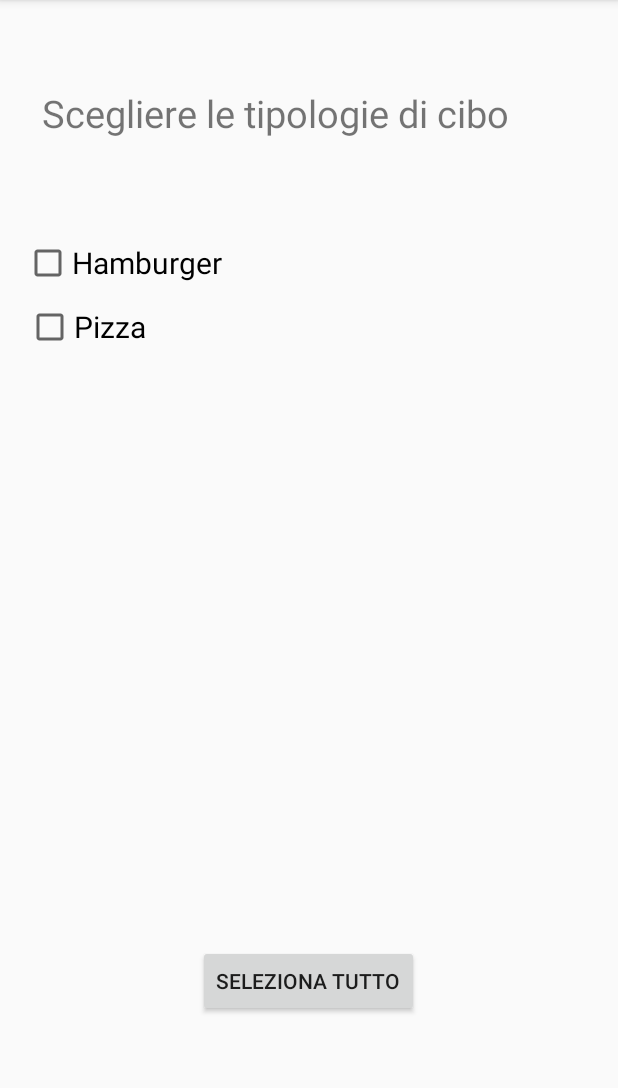
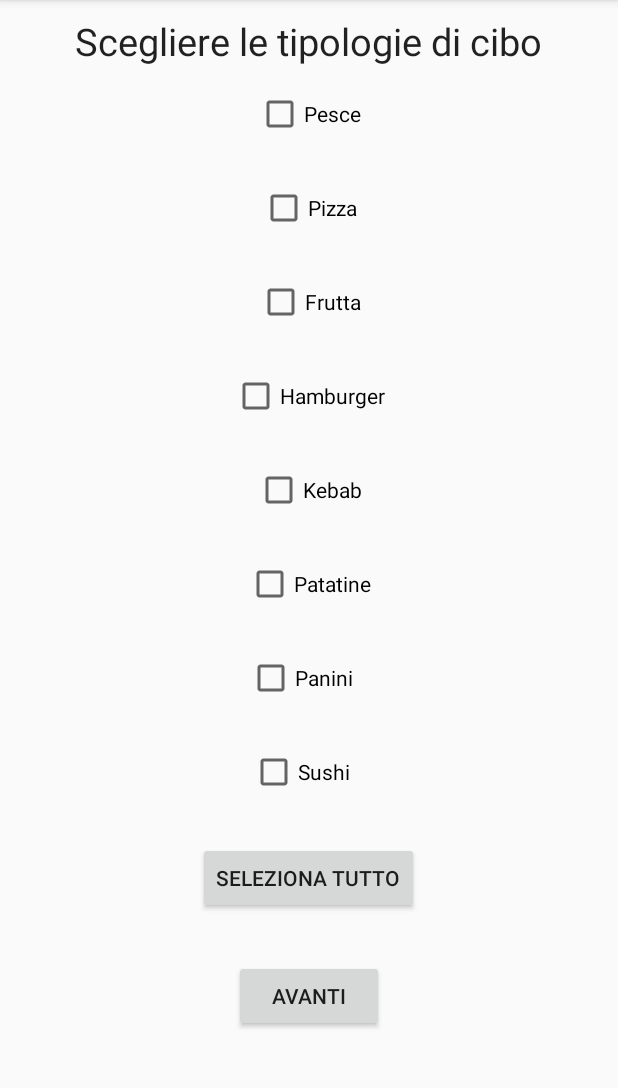
Before and after one commit to aibba19/AppAppare, an Android app: the screen it shows after launch (MainActivity), on a phone screen of 412 x 824 dp, the part 84-1172 px from its top. Run offline under Robolectric (Android 15) with nearby library versions, the phone set to English and light mode, and no system bars.

Commit message:
Schermata seleziona cibo

```diff
--- a/app/src/main/res/layout/activity_main.xml
+++ b/app/src/main/res/layout/activity_main.xml
@@ -1,92 +1,107 @@
 <?xml version="1.0" encoding="utf-8"?>
-<android.support.constraint.ConstraintLayout xmlns:android="http://schemas.android.com/apk/res/android"
+<LinearLayout xmlns:android="http://schemas.android.com/apk/res/android"
     xmlns:app="http://schemas.android.com/apk/res-auto"
     xmlns:tools="http://schemas.android.com/tools"
     android:layout_width="match_parent"
     android:layout_height="match_parent"
+    android:layout_gravity="center"
+    android:orientation="vertical"
+    android:layout_margin="10dp"
     tools:context=".MainActivity">
 
-    <ScrollView
-        android:id="@+id/scrollView3"
-        android:layout_width="0dp"
-        android:layout_height="449dp"
-        android:layout_marginStart="8dp"
-        android:layout_marginLeft="8dp"
-        android:layout_marginTop="8dp"
-        android:layout_marginEnd="8dp"
-        android:layout_marginRight="8dp"
-        android:layout_marginBottom="8dp"
-        app:layout_constraintBottom_toBottomOf="parent"
-        app:layout_constraintEnd_toEndOf="parent"
-        app:layout_constraintStart_toStartOf="parent"
-        app:layout_constraintTop_toTopOf="parent">
+        <TextView
+            android:id="@+id/textView"
+            android:layout_width="wrap_content"
+            android:layout_height="wrap_content"
+            android:layout_gravity="center_horizontal"
+            android:text="Scegliere le tipologie di cibo"
+            android:textAppearance="?android:textAppearanceLarge"
+            android:textSize="25dp" />
 
         <CheckBox
-            android:id="@+id/checkBox2"
-            android:layout_width="match_parent"
+            android:id="@+id/pesce"
+            android:layout_width="wrap_content"
             android:layout_height="wrap_content"
-            android:layout_marginStart="8dp"
-            android:layout_marginLeft="8dp"
-            android:layout_marginEnd="8dp"
-            android:layout_marginRight="8dp"
-            android:layout_marginBottom="8dp"
-            android:text="Hamburger"
-            android:textSize="20dp"
-            app:layout_constraintBottom_toBottomOf="@+id/scrollView3"
-            app:layout_constraintEnd_toEndOf="parent"
-            app:layout_constraintHorizontal_bias="0.492"
-            app:layout_constraintStart_toStartOf="parent"
-            app:layout_constraintTop_toTopOf="@+id/scrollView3"
-            app:layout_constraintVertical_bias="0.08" />
-    </ScrollView>
+            android:layout_gravity="center"
+            android:layout_margin="15dp"
+            android:onClick="selectItem"
+            android:text="@string/pesce" />
 
-    <CheckBox
-        android:id="@+id/checkBox4"
-        android:layout_width="377dp"
-        android:layout_height="wrap_content"
-        android:text="Pizza"
-        android:textSize="20dp"
-        app:layout_constraintBottom_toBottomOf="@+id/scrollView3"
-        app:layout_constraintEnd_toEndOf="@+id/scrollView3"
-        app:layout_constraintHorizontal_bias="0.498"
-        app:layout_constraintStart_toStartOf="@+id/scrollView3"
-        app:layout_constraintTop_toTopOf="@+id/scrollView3"
-        app:layout_constraintVertical_bias="0.103" />
+        <CheckBox
+            android:id="@+id/pizza"
+            android:layout_width="wrap_content"
+            android:layout_height="wrap_content"
+            android:onClick="selectItem"
+            android:layout_gravity="center"
+            android:layout_margin="15dp"
+            android:text="@string/pizza" />
 
-    <TextView
-        android:id="@+id/textView"
-        android:layout_width="328dp"
-        android:layout_height="43dp"
-        android:layout_marginStart="8dp"
-        android:layout_marginLeft="8dp"
-        android:layout_marginTop="8dp"
-        android:layout_marginEnd="8dp"
-        android:layout_marginRight="8dp"
-        android:layout_marginBottom="8dp"
-        android:text="Scegliere le tipologie di cibo"
-        android:textSize="25dp"
-        app:layout_constraintBottom_toTopOf="@+id/scrollView3"
-        app:layout_constraintEnd_toEndOf="parent"
-        app:layout_constraintHorizontal_bias="0.298"
-        app:layout_constraintStart_toStartOf="parent"
-        app:layout_constraintTop_toTopOf="parent" />
+        <CheckBox
+            android:id="@+id/frutta"
+            android:layout_width="wrap_content"
+            android:layout_height="wrap_content"
+            android:onClick="selectItem"
+            android:layout_gravity="center"
+            android:layout_margin="15dp"
+            android:text="@string/frutta" />
 
-    <Button
-        android:id="@+id/button"
-        android:layout_width="wrap_content"
-        android:layout_height="wrap_content"
-        android:layout_marginStart="8dp"
-        android:layout_marginLeft="8dp"
-        android:layout_marginTop="8dp"
-        android:layout_marginEnd="8dp"
-        android:layout_marginRight="8dp"
-        android:layout_marginBottom="8dp"
-        android:text="Seleziona tutto"
-        app:layout_constraintBottom_toBottomOf="parent"
-        app:layout_constraintEnd_toEndOf="parent"
-        app:layout_constraintHorizontal_bias="0.498"
-        app:layout_constraintStart_toStartOf="parent"
-        app:layout_constraintTop_toBottomOf="@+id/scrollView3"
-        app:layout_constraintVertical_bias="0.142" />
+        <CheckBox
+            android:id="@+id/hamburger"
+            android:layout_width="wrap_content"
+            android:layout_height="wrap_content"
+            android:onClick="selectItem"
+            android:layout_gravity="center"
+            android:layout_margin="15dp"
+            android:text="@string/hamburger" />
 
-</android.support.constraint.ConstraintLayout>
+        <CheckBox
+            android:id="@+id/kebab"
+            android:layout_width="wrap_content"
+            android:layout_height="wrap_content"
+            android:onClick="selectItem"
+            android:layout_gravity="center"
+            android:layout_margin="15dp"
+            android:text="@string/kebab" />
+
+        <CheckBox
+            android:id="@+id/patatine"
+            android:layout_width="wrap_content"
+            android:layout_height="wrap_content"
+            android:onClick="selectItem"
+            android:layout_gravity="center"
+            android:layout_margin="15dp"
+            android:text="@string/patatine" />
+
+        <CheckBox
+            android:id="@+id/panini"
+            android:layout_width="82dp"
+            android:layout_height="wrap_content"
+            android:onClick="selectItem"
+            android:layout_gravity="center"
+            android:layout_margin="15dp"
+            android:text="@string/panini" />
+
+        <CheckBox
+            android:id="@+id/sushi"
+            android:layout_width="78dp"
+            android:layout_height="wrap_content"
+            android:onClick="selectItem"
+            android:layout_gravity="center"
+            android:layout_margin="15dp"
+            android:text="@string/sushi" />
+
+        <Button
+            android:layout_width="wrap_content"
+            android:layout_height="wrap_content"
+            android:layout_gravity="center"
+            android:layout_margin="15dp"
+            android:text="Seleziona tutto" />
+
+        <Button
+            android:layout_width="100dp"
+            android:layout_height="wrap_content"
+            android:layout_gravity="center"
+            android:layout_margin="15dp"
+            android:text="Avanti" />
+
+</LinearLayout>
--- a/app/src/main/res/values/strings.xml
+++ b/app/src/main/res/values/strings.xml
@@ -1,3 +1,11 @@
 <resources>
     <string name="app_name">AppAppare</string>
+    <string name="pizza">Pizza</string>
+    <string name="hamburger">Hamburger</string>
+    <string name="frutta">Frutta</string>
+    <string name="pesce">Pesce</string>
+    <string name="kebab">Kebab</string>
+    <string name="sushi">Sushi</string>
+    <string name="panini">Panini</string>
+    <string name="patatine">Patatine</string>
 </resources>
```
